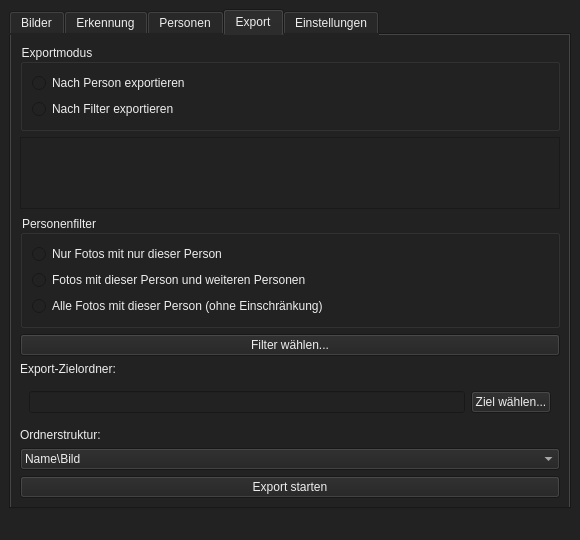
Before: the Qt Designer form QT-Ui/Main.ui in Beginner2026-de/FaceSort, drawn with Qt 5.
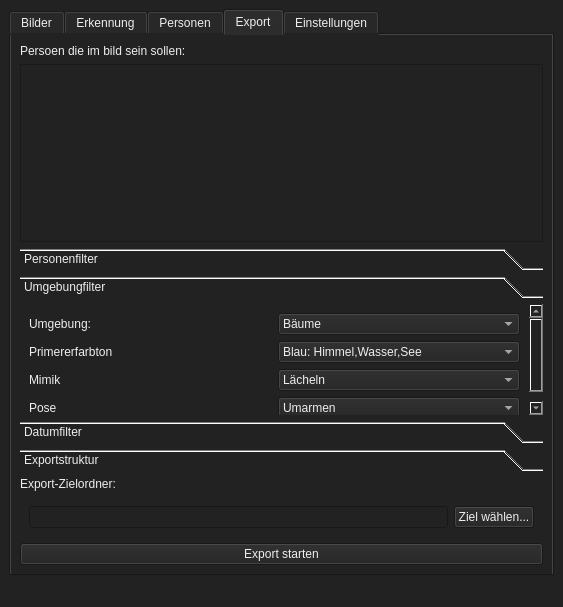
After: the same form once the commit is applied. The open tabs and pages were chosen to show the change. Icons and pictures are not drawn.

Commit message: update ui export tab

```diff
--- a/QT-Ui/Main.ui
+++ b/QT-Ui/Main.ui
@@ -6,8 +6,8 @@
    <rect>
     <x>0</x>
     <y>0</y>
-    <width>580</width>
-    <height>498</height>
+    <width>563</width>
+    <height>607</height>
    </rect>
   </property>
   <property name="sizePolicy">
@@ -29,7 +29,7 @@
      <verstretch>0</verstretch>
     </sizepolicy>
    </property>
-   <layout class="QVBoxLayout" name="verticalLayout_13">
+   <layout class="QVBoxLayout" name="verticalLayout_16">
     <item>
      <widget class="QTabWidget" name="tabWidget">
       <property name="sizePolicy">
@@ -525,26 +525,10 @@
        </attribute>
        <layout class="QVBoxLayout" name="layout_tab6">
         <item>
-         <widget class="QGroupBox" name="groupbox_export_mode">
-          <property name="title">
-           <string>Exportmodus</string>
+         <widget class="QLabel" name="label_5">
+          <property name="text">
+           <string>Persoen die im bild sein sollen:</string>
           </property>
-          <layout class="QVBoxLayout" name="verticalLayout_export_mode">
-           <item>
-            <widget class="QRadioButton" name="radio_export_person">
-             <property name="text">
-              <string>Nach Person exportieren</string>
-             </property>
-            </widget>
-           </item>
-           <item>
-            <widget class="QRadioButton" name="radio_export_filter">
-             <property name="text">
-              <string>Nach Filter exportieren</string>
-             </property>
-            </widget>
-           </item>
-          </layout>
          </widget>
         </item>
         <item>
@@ -555,40 +539,275 @@
          </widget>
         </item>
         <item>
-         <widget class="QGroupBox" name="groupbox_person_filter_options">
-          <property name="title">
-           <string>Personenfilter</string>
+         <widget class="QToolBox" name="toolBox">
+          <property name="currentIndex">
+           <number>0</number>
           </property>
-          <layout class="QVBoxLayout" name="verticalLayout_person_filter_options">
-           <item>
-            <widget class="QRadioButton" name="radio_export_person_only">
-             <property name="text">
-              <string>Nur Fotos mit nur dieser Person</string>
-             </property>
-            </widget>
-           </item>
-           <item>
-            <widget class="QRadioButton" name="radio_export_person_with_others">
-             <property name="text">
-              <string>Fotos mit dieser Person und weiteren Personen</string>
-             </property>
-            </widget>
-           </item>
-           <item>
-            <widget class="QRadioButton" name="radio_export_person_any">
-             <property name="text">
-              <string>Alle Fotos mit dieser Person (ohne Einschränkung)</string>
-             </property>
-            </widget>
-           </item>
-          </layout>
-         </widget>
-        </item>
-        <item>
-         <widget class="QPushButton" name="btn_select_filter">
-          <property name="text">
-           <string>Filter wählen...</string>
-          </property>
+          <widget class="QWidget" name="personenfilter">
+           <property name="geometry">
+            <rect>
+             <x>0</x>
+             <y>0</y>
+             <width>531</width>
+             <height>110</height>
+            </rect>
+           </property>
+           <attribute name="icon">
+            <iconset theme="QIcon::ThemeIcon::UserAvailable"/>
+           </attribute>
+           <attribute name="label">
+            <string>Personenfilter</string>
+           </attribute>
+           <layout class="QVBoxLayout" name="verticalLayout_13">
+            <property name="spacing">
+             <number>9</number>
+            </property>
+            <property name="bottomMargin">
+             <number>6</number>
+            </property>
+            <item>
+             <widget class="QRadioButton" name="export_personen_alle_fotos">
+              <property name="text">
+               <string>Alle fotos </string>
+              </property>
+             </widget>
+            </item>
+            <item>
+             <widget class="QRadioButton" name="export_personen_selfie">
+              <property name="text">
+               <string>Selfie</string>
+              </property>
+             </widget>
+            </item>
+            <item>
+             <layout class="QHBoxLayout" name="horizontalLayout_13">
+              <property name="spacing">
+               <number>3</number>
+              </property>
+              <property name="sizeConstraint">
+               <enum>QLayout::SizeConstraint::SetDefaultConstraint</enum>
+              </property>
+              <property name="leftMargin">
+               <number>0</number>
+              </property>
+              <property name="topMargin">
+               <number>6</number>
+              </property>
+              <property name="bottomMargin">
+               <number>6</number>
+              </property>
+              <item>
+               <widget class="QRadioButton" name="export_personen_mit_mehr_personen">
+                <property name="text">
+                 <string>Foto mit noch weiteren Personen</string>
+                </property>
+               </widget>
+              </item>
+              <item>
+               <widget class="QLabel" name="label_13">
+                <property name="sizePolicy">
+                 <sizepolicy hsizetype="Preferred" vsizetype="Maximum">
+                  <horstretch>0</horstretch>
+                  <verstretch>0</verstretch>
+                 </sizepolicy>
+                </property>
+                <property name="text">
+                 <string>anzahl:</string>
+                </property>
+                <property name="alignment">
+                 <set>Qt::AlignmentFlag::AlignRight|Qt::AlignmentFlag::AlignTrailing|Qt::AlignmentFlag::AlignVCenter</set>
+                </property>
+               </widget>
+              </item>
+              <item>
+               <widget class="QSpinBox" name="export_personen_spinbox_anzahl_der_personen"/>
+              </item>
+             </layout>
+            </item>
+           </layout>
+          </widget>
+          <widget class="QWidget" name="umgebungfilter">
+           <property name="geometry">
+            <rect>
+             <x>0</x>
+             <y>0</y>
+             <width>531</width>
+             <height>133</height>
+            </rect>
+           </property>
+           <attribute name="label">
+            <string>Umgebungfilter</string>
+           </attribute>
+           <layout class="QVBoxLayout" name="verticalLayout_3">
+            <item>
+             <layout class="QHBoxLayout" name="horizontalLayout_8">
+              <item>
+               <widget class="QLabel" name="label_8">
+                <property name="text">
+                 <string>Umgebung: </string>
+                </property>
+               </widget>
+              </item>
+              <item>
+               <widget class="QComboBox" name="export_umgebung_comboBox_umgebung">
+                <item>
+                 <property name="text">
+                  <string>Bäume</string>
+                 </property>
+                </item>
+                <item>
+                 <property name="text">
+                  <string>Himmel</string>
+                 </property>
+                </item>
+                <item>
+                 <property name="text">
+                  <string>Sand</string>
+                 </property>
+                </item>
+                <item>
+                 <property name="text">
+                  <string>Mehr</string>
+                 </property>
+                </item>
+               </widget>
+              </item>
+             </layout>
+            </item>
+            <item>
+             <layout class="QHBoxLayout" name="horizontalLayout_7">
+              <item>
+               <widget class="QLabel" name="label_7">
+                <property name="text">
+                 <string>Primererfarbton</string>
+                </property>
+               </widget>
+              </item>
+              <item>
+               <widget class="QComboBox" name="export_umgebung_comboBox_primerfarbton">
+                <item>
+                 <property name="text">
+                  <string>Blau: Himmel,Wasser,See</string>
+                 </property>
+                </item>
+                <item>
+                 <property name="text">
+                  <string>Grün: Wald,Wiese</string>
+                 </property>
+                </item>
+                <item>
+                 <property name="text">
+                  <string>Gelb: Sand,Strand</string>
+                 </property>
+                </item>
+               </widget>
+              </item>
+             </layout>
+            </item>
+            <item>
+             <layout class="QHBoxLayout" name="horizontalLayout_9">
+              <item>
+               <widget class="QLabel" name="label_9">
+                <property name="text">
+                 <string>Mimik</string>
+                </property>
+               </widget>
+              </item>
+              <item>
+               <widget class="QComboBox" name="export_umgebung_comboBox_mimik">
+                <item>
+                 <property name="text">
+                  <string>Lächeln</string>
+                 </property>
+                </item>
+                <item>
+                 <property name="text">
+                  <string>Sauer</string>
+                 </property>
+                </item>
+                <item>
+                 <property name="text">
+                  <string>Traurig</string>
+                 </property>
+                </item>
+               </widget>
+              </item>
+             </layout>
+            </item>
+            <item>
+             <layout class="QHBoxLayout" name="horizontalLayout_11">
+              <item>
+               <widget class="QLabel" name="label_11">
+                <property name="text">
+                 <string>Pose</string>
+                </property>
+               </widget>
+              </item>
+              <item>
+               <widget class="QComboBox" name="export_umgebung_comboBox_pose">
+                <item>
+                 <property name="text">
+                  <string>Umarmen</string>
+                 </property>
+                </item>
+                <item>
+                 <property name="text">
+                  <string>tanzen</string>
+                 </property>
+                </item>
+                <item>
+                 <property name="text">
+                  <string>sitzen</string>
+                 </property>
+                </item>
+                <item>
+                 <property name="text">
+                  <string>stehen</string>
+                 </property>
+                </item>
+               </widget>
+              </item>
+             </layout>
+            </item>
+           </layout>
+          </widget>
+          <widget class="QWidget" name="datumfilter">
+           <attribute name="label">
+            <string>Datumfilter</string>
+           </attribute>
+           <layout class="QVBoxLayout" name="verticalLayout_18"/>
+          </widget>
+          <widget class="QWidget" name="exportstruktur">
+           <attribute name="label">
+            <string>Exportstruktur</string>
+           </attribute>
+           <layout class="QVBoxLayout" name="verticalLayout_15">
+            <property name="spacing">
+             <number>0</number>
+            </property>
+            <property name="leftMargin">
+             <number>0</number>
+            </property>
+            <property name="topMargin">
+             <number>0</number>
+            </property>
+            <property name="rightMargin">
+             <number>0</number>
+            </property>
+            <property name="bottomMargin">
+             <number>0</number>
+            </property>
+            <item>
+             <widget class="QComboBox" name="export_umgebung_comboBox_folder_structure">
+              <item>
+               <property name="text">
+                <string>Automatisch</string>
+               </property>
+              </item>
+             </widget>
+            </item>
+           </layout>
+          </widget>
          </widget>
         </item>
         <item>
@@ -618,27 +837,6 @@
           </layout>
          </widget>
         </item>
-        <item>
-         <widget class="QLabel" name="label_export_structure">
-          <property name="text">
-           <string>Ordnerstruktur:</string>
-          </property>
-         </widget>
-        </item>
-        <item>
-         <widget class="QComboBox" name="combo_folder_structure">
-          <item>
-           <property name="text">
-            <string>Name\Bild</string>
-           </property>
-          </item>
-          <item>
-           <property name="text">
-            <string>Alle in einem Ordner</string>
-           </property>
-          </item>
-         </widget>
-        </item>
         <item>
          <widget class="QPushButton" name="btn_start_export">
           <property name="text">
```
Left out of the diff: 2 changed lines with no effect on the pictures.
